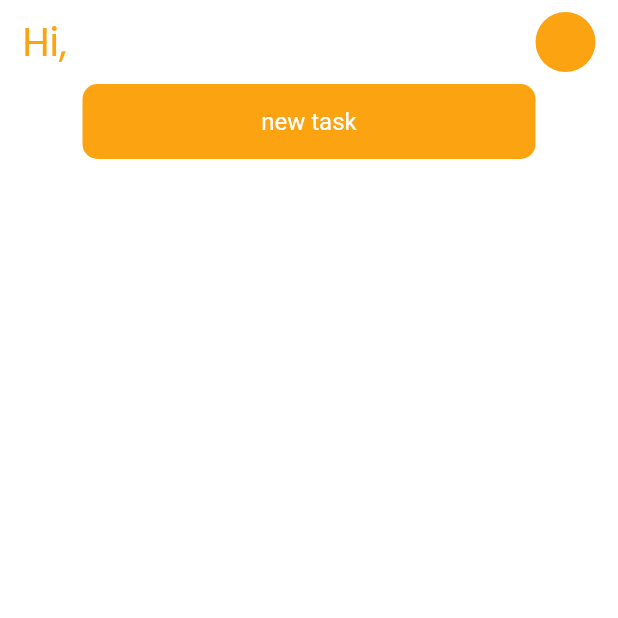
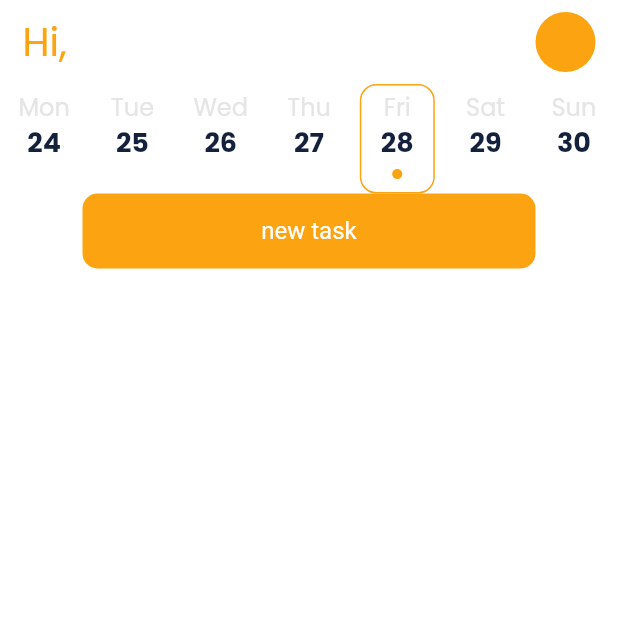
Before and after one commit to JoseLuna12/habito-app-flutter, a Flutter app: the HomeScreen screen opened directly, on a phone screen of 412 x 824 dp, the top half of it. Run offline on Flutter 3.47's test engine with Material 2 defaults, Android fonts, the phone set to English and light mode, and no system bars; our stand-ins replace isar, shared_preferences; accounts and stored records are empty; generated files the repository leaves out were written again.

Commit message:
date selector completed

```diff
--- a/lib/common/date/day.dart
+++ b/lib/common/date/day.dart
@@ -1,14 +1,25 @@
 class HabiDay {
   final DateTime date;
   bool _isToday = false;
+  bool _isActive = false;
   HabiDay({required this.date, bool? today}) {
     _isToday = today ?? false;
+    _isActive = today ?? false;
   }
 
   bool get isToday => _isToday;
+  bool get isActive => _isActive;
 
   String get weekDayLong {
     return getWeekDayLong(date.weekday);
+  }
+
+  int get indexOfDay {
+    return date.weekday - 1;
+  }
+
+  int get dayOfTheMonth {
+    return date.day;
   }
 
   String get weekDayShort {
@@ -103,4 +114,8 @@ class HabiDay {
       _isToday = false;
     }
   }
+
+  void setIsActive(bool active) {
+    _isActive = active;
+  }
 }
--- /dev/null
+++ b/lib/common/date/week.dart
@@ -0,0 +1,63 @@
+import 'package:habito/common/date/date.dart';
+
+import 'day.dart';
+
+typedef WeekList = List<List<HabiDay>>;
+
+class HabiWeek {
+  late int _todayWeekIndex;
+  late WeekList _weeks;
+  late final HabiDay _today;
+  late int _activeWeekIndex;
+  late int _activeDayIndex;
+
+  HabiWeek() {
+    _weeks = DateHelper.initDates();
+    _today = DateHelper.getCurrentDate();
+    _todayWeekIndex = _getCurrentWeekIndexOf(_weeks);
+    _activeWeekIndex = _todayWeekIndex;
+    _activeDayIndex = _today.indexOfDay;
+  }
+
+  int get todayWeekIndex => _todayWeekIndex;
+  WeekList get weeks => _weeks;
+  HabiDay get today => _today;
+  HabiDay get todayInArray {
+    return weeks[_todayWeekIndex][today.indexOfDay];
+  }
+
+  int get activeWeekIndex => _activeWeekIndex;
+
+  int _getCurrentWeekIndexOf(WeekList weekList) {
+    int currentIndex = 0;
+    for (var (index, week) in weekList.indexed) {
+      final isTodayWeek = week.any((element) => element.isToday);
+      if (isTodayWeek) {
+        currentIndex = index;
+      }
+    }
+    return currentIndex;
+  }
+
+  void activateDayByIndex(int week, int day) {
+    _weeks[_activeWeekIndex][_activeDayIndex].setIsActive(false);
+    _weeks[week][day].setIsActive(true);
+    _activeDayIndex = day;
+    _activeWeekIndex = week;
+  }
+
+  void addWeekToEnd() {
+    final lastWeek = _weeks.last;
+    final nextWeek = DateHelper.getNextWeekFromMonday(lastWeek.first);
+    _weeks.add(nextWeek);
+    _todayWeekIndex = _todayWeekIndex - 1;
+  }
+
+  void addWeekToStart() {
+    final firstWeek = _weeks.first;
+    final previusWeek =
+        DateHelper.getPreviousWeekendFromMonday(firstWeek.first);
+    _weeks.insert(0, previusWeek);
+    _todayWeekIndex = _todayWeekIndex + 1;
+  }
+}
--- /dev/null
+++ b/lib/common/providers/week_provider.dart
@@ -0,0 +1,36 @@
+import 'package:flutter/material.dart';
+import 'package:habito/common/date/day.dart';
+import 'package:habito/common/date/week.dart';
+
+class WeekProvider extends ChangeNotifier {
+  late final HabiWeek weeksValues;
+  late int _currentPage;
+  WeekProvider({required this.weeksValues}) {
+    _currentPage = weeksValues.todayWeekIndex;
+  }
+
+  List<List<HabiDay>> get weeks => weeksValues.weeks;
+  int get index => weeksValues.todayWeekIndex;
+  int get currentPage => _currentPage;
+
+  void selectDay(HabiDay day) {
+    weeksValues.activateDayByIndex(_currentPage, day.indexOfDay);
+    notifyListeners();
+  }
+
+  void onWeekChange(int page) {
+    _currentPage = page;
+    weeksValues.activateDayByIndex(page, 0);
+    notifyListeners();
+  }
+
+  void addWeekToEnd() {
+    weeksValues.addWeekToEnd();
+    notifyListeners();
+  }
+
+  void addWeekToStart() {
+    weeksValues.addWeekToStart();
+    notifyListeners();
+  }
+}
--- a/lib/features/routines/screens/home.dart
+++ b/lib/features/routines/screens/home.dart
@@ -1,5 +1,8 @@
 import 'package:flutter/material.dart';
+import 'package:habito/common/date/week.dart';
 import 'package:habito/common/providers/user_provider.dart';
+import 'package:habito/common/providers/week_provider.dart';
+import 'package:habito/features/routines/widgets/day_selector.dart';
 import 'package:habito/features/routines/widgets/home_appbar.dart';
 import 'package:habito/features/routines/widgets/tasks_column.dart';
 import 'package:provider/provider.dart';
@@ -22,6 +25,7 @@ class HomeScreen extends StatelessWidget {
           //   onPressed: logOut,
           //   child: const Text("Exit"),
           // ),
+          DaySelector(),
           Expanded(child: TasksColumn()),
           // const Spacer(),
         ],
--- /dev/null
+++ b/lib/features/routines/widgets/day_item.dart
@@ -0,0 +1,79 @@
+import 'package:flutter/material.dart';
+import 'package:habito/common/date/day.dart';
+import 'package:habito/common/providers/week_provider.dart';
+import 'package:habito/constants/app_colors.dart';
+import 'package:habito/constants/app_measurements.dart';
+import 'package:provider/provider.dart';
+
+class DayListItem extends StatelessWidget {
+  const DayListItem({super.key, required this.currDay});
+
+  final HabiDay currDay;
+
+  @override
+  Widget build(BuildContext context) {
+    final bool isDarkMode = Theme.of(context).brightness == Brightness.dark;
+
+    Color dayNameColor = isDarkMode ? HabiColor.gray : HabiColor.gray;
+    Color dayNumberColor = isDarkMode ? HabiColor.white : HabiColor.blue;
+    Color dotColor = HabiColor.orange;
+    BoxDecoration boxDecoration = currDay.isActive
+        ? BoxDecoration(
+            border: Border.all(color: HabiColor.orange, width: 1),
+            borderRadius: BorderRadius.circular(HabiMeasurements.cornerRadius),
+          )
+        : BoxDecoration(
+            border: Border.all(
+              color: isDarkMode ? HabiColor.blue : HabiColor.white,
+              width: 1,
+            ),
+            borderRadius: BorderRadius.circular(HabiMeasurements.cornerRadius),
+          );
+
+    return GestureDetector(
+      behavior: HitTestBehavior.opaque,
+      onTap: () {
+        context.read<WeekProvider>().selectDay(currDay);
+      },
+      child: Container(
+        padding: const EdgeInsets.symmetric(vertical: 8),
+        width: 50,
+        decoration: boxDecoration,
+        child: Column(
+          mainAxisAlignment: MainAxisAlignment.spaceBetween,
+          children: [
+            Text(
+              currDay.weekDayShort,
+              style: TextStyle(
+                height: 1,
+                fontSize: 16,
+                fontWeight: FontWeight.normal,
+                color: dayNameColor,
+              ),
+            ),
+            Text(
+              "${currDay.dayOfTheMonth}",
+              style: TextStyle(
+                  height: 1.2,
+                  fontSize: 18,
+                  fontWeight: FontWeight.bold,
+                  color: dayNumberColor),
+            ),
+            SizedBox(
+              height: 8,
+              child: Visibility(
+                visible: currDay.isToday,
+                child: Icon(
+                  Icons.circle,
+                  color: dotColor,
+                  size: 8,
+                ),
+              ),
+            )
+            // Text(currDay.isToday ? "." : "")
+          ],
+        ),
+      ),
+    );
+  }
+}
--- /dev/null
+++ b/lib/features/routines/widgets/day_selector.dart
@@ -0,0 +1,70 @@
+import 'package:flutter/material.dart';
+import 'package:habito/common/date/week.dart';
+import 'package:habito/common/providers/week_provider.dart';
+import 'package:habito/features/routines/widgets/day_item.dart';
+import 'package:provider/provider.dart';
+
+class DaySelector extends StatefulWidget {
+  const DaySelector({
+    super.key,
+  });
+
+  @override
+  State<DaySelector> createState() => _DaySelectorState();
+}
+
+class _DaySelectorState extends State<DaySelector> {
+  late HabiWeek allWeeks = context.watch<WeekProvider>().weeksValues;
+  late final PageController weeksPageController =
+      PageController(initialPage: allWeeks.activeWeekIndex);
+
+  @override
+  void initState() {
+    super.initState();
+  }
+
+  @override
+  Widget build(BuildContext context) {
+    return SizedBox(
+      height: 73,
+      child: Row(
+        children: [
+          Expanded(
+            child: PageView.builder(
+              onPageChanged: (value) {
+                context.read<WeekProvider>().onWeekChange(value);
+                if (value == allWeeks.weeks.length - 1) {
+                  context.read<WeekProvider>().addWeekToEnd();
+                } else if (value == 0) {
+                  context.read<WeekProvider>().addWeekToStart();
+                  weeksPageController.jumpTo(
+                    weeksPageController.position.pixels +
+                        weeksPageController.position.viewportDimension,
+                  );
+                }
+              },
+              controller: weeksPageController,
+              itemCount: allWeeks.weeks.length,
+              itemBuilder: (context, index) {
+                return Row(
+                  key: ValueKey(index),
+                  mainAxisAlignment: MainAxisAlignment.spaceAround,
+                  crossAxisAlignment: CrossAxisAlignment.center,
+                  children: List.generate(
+                    allWeeks.weeks[index].length,
+                    (dayIndex) {
+                      final currDay = allWeeks.weeks[index][dayIndex];
+                      return DayListItem(
+                        currDay: currDay,
+                      );
+                    },
+                  ),
+                );
+              },
+            ),
+          )
+        ],
+      ),
+    );
+  }
+}
```
Also changed, not shown: lib/common/date/date.dart (+15 -0 lines), lib/main.dart (+6 -1 lines).
